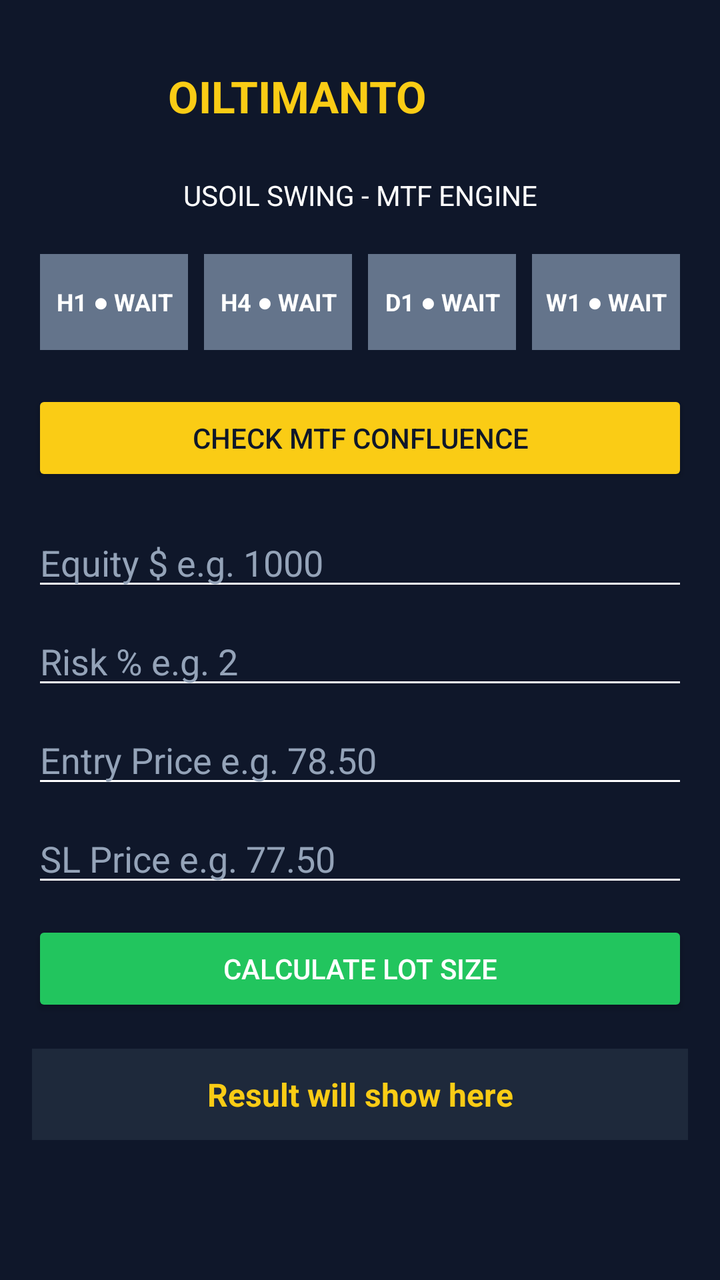
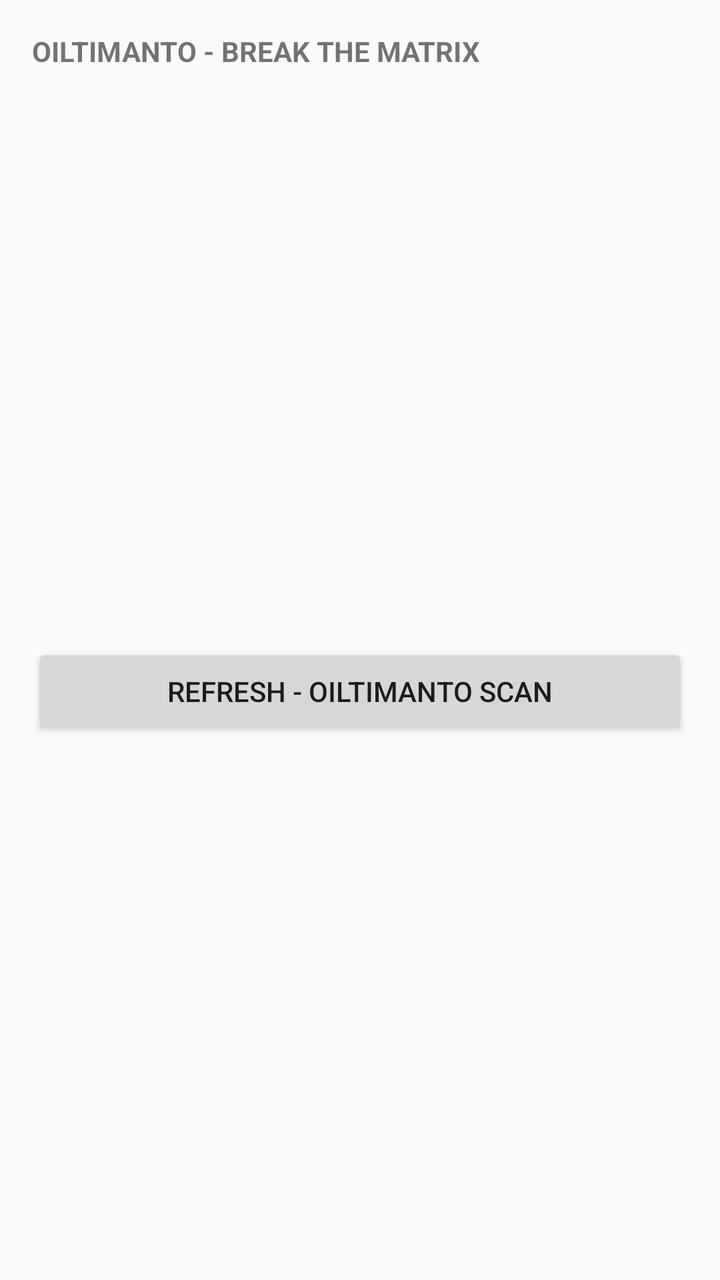

Compare the two renders of this Android layout. The source of the first and the diff that turns it into the second are given below.
<!-- AndroidManifest.xml: application theme Theme.AppCompat.DayNight.DarkActionBar -->
<!-- res/layout/activity_main.xml -->
<?xml version="1.0" encoding="utf-8"?>
<LinearLayout xmlns:android="http://schemas.android.com/apk/res/android"
    android:layout_width="match_parent"
    android:layout_height="match_parent"
    android:orientation="vertical"
    android:background="#0F172A"
    android:padding="16dp">

    
    <LinearLayout
        android:layout_width="match_parent"
        android:layout_height="wrap_content"
        android:orientation="horizontal"
        android:gravity="center_vertical"
        android:padding="8dp">

        <ImageView
            android:layout_width="48dp"
            android:layout_height="48dp"
            android:src="@drawable/oiltimanto_logo"
            android:contentDescription="Logo"/>

        <TextView
            android:layout_width="wrap_content"
            android:layout_height="wrap_content"
            android:text="OILTIMANTO"
            android:textColor="#FACC15"
            android:textSize="22sp"
            android:textStyle="bold"
            android:layout_marginStart="12dp"/>

    </LinearLayout>

    <TextView
        android:layout_width="match_parent"
        android:layout_height="wrap_content"
        android:text="USOIL SWING - MTF ENGINE"
        android:textColor="#FFFFFF"
        android:textSize="14sp"
        android:gravity="center"
        android:layout_marginTop="8dp"
        android:layout_marginBottom="16dp"/>

    
    <LinearLayout
        android:layout_width="match_parent"
        android:layout_height="wrap_content"
        android:orientation="horizontal"
        android:weightSum="4"
        android:layout_marginBottom="16dp">

        <TextView android:id="@+id/h1Light"
            android:layout_width="0dp"
            android:layout_height="48dp"
            android:layout_weight="1"
            android:layout_margin="4dp"
            android:text="H1 ● WAIT"
            android:gravity="center"
            android:textColor="#FFFFFF"
            android:background="#64748B"
            android:textSize="12sp"
            android:textStyle="bold"/>

        <TextView android:id="@+id/h4Light"
            android:layout_width="0dp"
            android:layout_height="48dp"
            android:layout_weight="1"
            android:layout_margin="4dp"
            android:text="H4 ● WAIT"
            android:gravity="center"
            android:textColor="#FFFFFF"
            android:background="#64748B"
            android:textSize="12sp"
            android:textStyle="bold"/>

        <TextView android:id="@+id/d1Light"
            android:layout_width="0dp"
            android:layout_height="48dp"
            android:layout_weight="1"
            android:layout_margin="4dp"
            android:text="D1 ● WAIT"
            android:gravity="center"
            android:textColor="#FFFFFF"
            android:background="#64748B"
            android:textSize="12sp"
            android:textStyle="bold"/>

        <TextView android:id="@+id/w1Light"
            android:layout_width="0dp"
            android:layout_height="48dp"
            android:layout_weight="1"
            android:layout_margin="4dp"
            android:text="W1 ● WAIT"
            android:gravity="center"
            android:textColor="#FFFFFF"
            android:background="#64748B"
            android:textSize="12sp"
            android:textStyle="bold"/>

    </LinearLayout>

    <Button
        android:id="@+id/checkMTFBtn"
        android:layout_width="match_parent"
        android:layout_height="wrap_content"
        android:text="CHECK MTF CONFLUENCE"
        android:backgroundTint="#FACC15"
        android:textColor="#0F172A"
        android:layout_marginBottom="16dp"/>

    
    <EditText android:id="@+id/equityInput"
        android:layout_width="match_parent"
        android:layout_height="wrap_content"
        android:hint="Equity $ e.g. 1000"
        android:textColorHint="#94A3B8"
        android:textColor="#FFFFFF"
        android:inputType="numberDecimal"
        android:backgroundTint="#FFFFFF"
        android:layout_marginBottom="8dp"/>

    <EditText android:id="@+id/riskInput"
        android:layout_width="match_parent"
        android:layout_height="wrap_content"
        android:hint="Risk % e.g. 2"
        android:textColorHint="#94A3B8"
        android:textColor="#FFFFFF"
        android:inputType="numberDecimal"
        android:backgroundTint="#FFFFFF"
        android:layout_marginBottom="8dp"/>

    <EditText android:id="@+id/entryInput"
        android:layout_width="match_parent"
        android:layout_height="wrap_content"
        android:hint="Entry Price e.g. 78.50"
        android:textColorHint="#94A3B8"
        android:textColor="#FFFFFF"
        android:inputType="numberDecimal"
        android:backgroundTint="#FFFFFF"
        android:layout_marginBottom="8dp"/>

    <EditText android:id="@+id/slInput"
        android:layout_width="match_parent"
        android:layout_height="wrap_content"
        android:hint="SL Price e.g. 77.50"
        android:textColorHint="#94A3B8"
        android:textColor="#FFFFFF"
        android:inputType="numberDecimal"
        android:backgroundTint="#FFFFFF"
        android:layout_marginBottom="12dp"/>

    <Button
        android:id="@+id/calculateBtn"
        android:layout_width="match_parent"
        android:layout_height="wrap_content"
        android:text="CALCULATE LOT SIZE"
        android:backgroundTint="#22C55E"
        android:textColor="#FFFFFF"/>

    <TextView android:id="@+id/resultText"
        android:layout_width="match_parent"
        android:layout_height="wrap_content"
        android:text="Result will show here"
        android:textColor="#FACC15"
        android:textSize="16sp"
        android:textStyle="bold"
        android:gravity="center"
        android:layout_marginTop="16dp"
        android:padding="12dp"
        android:background="#1E293B"/>

</LinearLayout>
<!-- resources referenced by this layout -->
<resources>
  <!-- drawable oiltimanto_logo (drawable) -->
  <?xml version="1.0" encoding="utf-8"?>
  <vector xmlns:android="http://schemas.android.com/apk/res/android"
      android:width="120dp"
      android:height="120dp"
      android:viewportWidth="120"
      android:viewportHeight="120">
      <path android:fillColor="#0F172A" android:pathData="M60,60 m-55,0 a55,55 0,1 1,110 0,0 a55,55 0,1 1,-110 0,0"/>
      <path android:fillColor="#00000000" android:strokeColor="#FACC15" android:strokeWidth="4" android:pathData="M60,60 m-50,0 a50,50 0,1 1,100 0,0 a50,50 0,1 1,-100 0,0"/>
      <path android:fillColor="#FACC15" android:pathData="M60,25 C60,25 35,55 35,70 C35,83 46,95 60,95 C74,95 85,83 85,70 C85,55 60,25 60,25 Z"/>
  </vector>
</resources>

<!-- the commit's change to res/layout/activity_main.xml (unified diff, before → after) -->
@@ -1,172 +1,13 @@
 <?xml version="1.0" encoding="utf-8"?>
-<LinearLayout xmlns:android="http://schemas.android.com/apk/res/android"
-    android:layout_width="match_parent"
-    android:layout_height="match_parent"
-    android:orientation="vertical"
-    android:background="#0F172A"
-    android:padding="16dp">
-
-    
-    <LinearLayout
-        android:layout_width="match_parent"
-        android:layout_height="wrap_content"
-        android:orientation="horizontal"
-        android:gravity="center_vertical"
-        android:padding="8dp">
-
-        <ImageView
-            android:layout_width="48dp"
-            android:layout_height="48dp"
-            android:src="@drawable/oiltimanto_logo"
-            android:contentDescription="Logo"/>
-
-        <TextView
-            android:layout_width="wrap_content"
-            android:layout_height="wrap_content"
-            android:text="OILTIMANTO"
-            android:textColor="#FACC15"
-            android:textSize="22sp"
-            android:textStyle="bold"
-            android:layout_marginStart="12dp"/>
-
-    </LinearLayout>
-
-    <TextView
-        android:layout_width="match_parent"
-        android:layout_height="wrap_content"
-        android:text="USOIL SWING - MTF ENGINE"
-        android:textColor="#FFFFFF"
-        android:textSize="14sp"
-        android:gravity="center"
-        android:layout_marginTop="8dp"
-        android:layout_marginBottom="16dp"/>
-
-    
-    <LinearLayout
-        android:layout_width="match_parent"
-        android:layout_height="wrap_content"
-        android:orientation="horizontal"
-        android:weightSum="4"
-        android:layout_marginBottom="16dp">
-
-        <TextView android:id="@+id/h1Light"
-            android:layout_width="0dp"
-            android:layout_height="48dp"
-            android:layout_weight="1"
-            android:layout_margin="4dp"
-            android:text="H1 ● WAIT"
-            android:gravity="center"
-            android:textColor="#FFFFFF"
-            android:background="#64748B"
-            android:textSize="12sp"
-            android:textStyle="bold"/>
-
-        <TextView android:id="@+id/h4Light"
-            android:layout_width="0dp"
-            android:layout_height="48dp"
-            android:layout_weight="1"
-            android:layout_margin="4dp"
-            android:text="H4 ● WAIT"
-            android:gravity="center"
-            android:textColor="#FFFFFF"
-            android:background="#64748B"
-            android:textSize="12sp"
-            android:textStyle="bold"/>
-
-        <TextView android:id="@+id/d1Light"
-            android:layout_width="0dp"
-            android:layout_height="48dp"
-            android:layout_weight="1"
-            android:layout_margin="4dp"
-            android:text="D1 ● WAIT"
-            android:gravity="center"
-            android:textColor="#FFFFFF"
-            android:background="#64748B"
-            android:textSize="12sp"
-            android:textStyle="bold"/>
-
-        <TextView android:id="@+id/w1Light"
-            android:layout_width="0dp"
-            android:layout_height="48dp"
-            android:layout_weight="1"
-            android:layout_margin="4dp"
-            android:text="W1 ● WAIT"
-            android:gravity="center"
-            android:textColor="#FFFFFF"
-            android:background="#64748B"
-            android:textSize="12sp"
-            android:textStyle="bold"/>
-
-    </LinearLayout>
-
-    <Button
-        android:id="@+id/checkMTFBtn"
-        android:layout_width="match_parent"
-        android:layout_height="wrap_content"
-        android:text="CHECK MTF CONFLUENCE"
-        android:backgroundTint="#FACC15"
-        android:textColor="#0F172A"
-        android:layout_marginBottom="16dp"/>
-
-    
-    <EditText android:id="@+id/equityInput"
-        android:layout_width="match_parent"
-        android:layout_height="wrap_content"
-        android:hint="Equity $ e.g. 1000"
-        android:textColorHint="#94A3B8"
-        android:textColor="#FFFFFF"
-        android:inputType="numberDecimal"
-        android:backgroundTint="#FFFFFF"
-        android:layout_marginBottom="8dp"/>
-
-    <EditText android:id="@+id/riskInput"
-        android:layout_width="match_parent"
-        android:layout_height="wrap_content"
-        android:hint="Risk % e.g. 2"
-        android:textColorHint="#94A3B8"
-        android:textColor="#FFFFFF"
-        android:inputType="numberDecimal"
-        android:backgroundTint="#FFFFFF"
-        android:layout_marginBottom="8dp"/>
-
-    <EditText android:id="@+id/entryInput"
-        android:layout_width="match_parent"
-        android:layout_height="wrap_content"
-        android:hint="Entry Price e.g. 78.50"
-        android:textColorHint="#94A3B8"
-        android:textColor="#FFFFFF"
-        android:inputType="numberDecimal"
-        android:backgroundTint="#FFFFFF"
-        android:layout_marginBottom="8dp"/>
-
-    <EditText android:id="@+id/slInput"
-        android:layout_width="match_parent"
-        android:layout_height="wrap_content"
-        android:hint="SL Price e.g. 77.50"
-        android:textColorHint="#94A3B8"
-        android:textColor="#FFFFFF"
-        android:inputType="numberDecimal"
-        android:backgroundTint="#FFFFFF"
-        android:layout_marginBottom="12dp"/>
-
-    <Button
-        android:id="@+id/calculateBtn"
-        android:layout_width="match_parent"
-        android:layout_height="wrap_content"
-        android:text="CALCULATE LOT SIZE"
-        android:backgroundTint="#22C55E"
-        android:textColor="#FFFFFF"/>
-
-    <TextView android:id="@+id/resultText"
-        android:layout_width="match_parent"
-        android:layout_height="wrap_content"
-        android:text="Result will show here"
-        android:textColor="#FACC15"
-        android:textSize="16sp"
-        android:textStyle="bold"
-        android:gravity="center"
-        android:layout_marginTop="16dp"
-        android:padding="12dp"
-        android:background="#1E293B"/>
-
+<LinearLayout xmlns:android="http://schemas.android.com/apk/res/android" android:orientation="vertical" android:padding="16dp" android:layout_width="match_parent" android:layout_height="match_parent">
+    <TextView android:text="OILTIMANTO - BREAK THE MATRIX" android:textStyle="bold" android:textSize="14sp" android:layout_width="wrap_content" android:layout_height="wrap_content"/>
+    <TextView android:id="@+id/priceText" android:textSize="26sp" android:textStyle="bold" android:layout_marginTop="16dp" android:layout_width="wrap_content" android:layout_height="wrap_content"/>
+    <TextView android:id="@+id/signalText" android:textSize="30sp" android:textStyle="bold" android:layout_marginTop="16dp" android:layout_width="wrap_content" android:layout_height="wrap_content"/>
+    <TextView android:id="@+id/dxyText" android:textSize="14sp" android:layout_marginTop="8dp" android:layout_width="wrap_content" android:layout_height="wrap_content"/>
+    <TextView android:id="@+id/entryText" android:textSize="14sp" android:layout_marginTop="16dp" android:layout_width="wrap_content" android:layout_height="wrap_content"/>
+    <TextView android:id="@+id/slText" android:textSize="14sp" android:layout_width="wrap_content" android:layout_height="wrap_content"/>
+    <TextView android:id="@+id/tpText" android:textSize="14sp" android:layout_width="wrap_content" android:layout_height="wrap_content"/>
+    <TextView android:id="@+id/eiaText" android:textSize="13sp" android:textStyle="bold" android:layout_marginTop="16dp" android:layout_width="wrap_content" android:layout_height="wrap_content"/>
+    <TextView android:id="@+id/timeText" android:textSize="10sp" android:layout_marginTop="12dp" android:layout_width="wrap_content" android:layout_height="wrap_content"/>
+    <Button android:id="@+id/refreshBtn" android:text="REFRESH - OILTIMANTO SCAN" android:layout_marginTop="20dp" android:layout_width="match_parent" android:layout_height="wrap_content"/>
 </LinearLayout>
<!-- resource entries referenced after the edit -->
@@ -1,15 +1,5 @@
 <!-- resources referenced by this layout -->
 <resources>
-  <!-- drawable oiltimanto_logo (drawable) -->
-  <?xml version="1.0" encoding="utf-8"?>
-  <vector xmlns:android="http://schemas.android.com/apk/res/android"
-      android:width="120dp"
-      android:height="120dp"
-      android:viewportWidth="120"
-      android:viewportHeight="120">
-      <path android:fillColor="#0F172A" android:pathData="M60,60 m-55,0 a55,55 0,1 1,110 0,0 a55,55 0,1 1,-110 0,0"/>
-      <path android:fillColor="#00000000" android:strokeColor="#FACC15" android:strokeWidth="4" android:pathData="M60,60 m-50,0 a50,50 0,1 1,100 0,0 a50,50 0,1 1,-100 0,0"/>
-      <path android:fillColor="#FACC15" android:pathData="M60,25 C60,25 35,55 35,70 C35,83 46,95 60,95 C74,95 85,83 85,70 C85,55 60,25 60,25 Z"/>
-  </vector>
+
 </resources>
 
